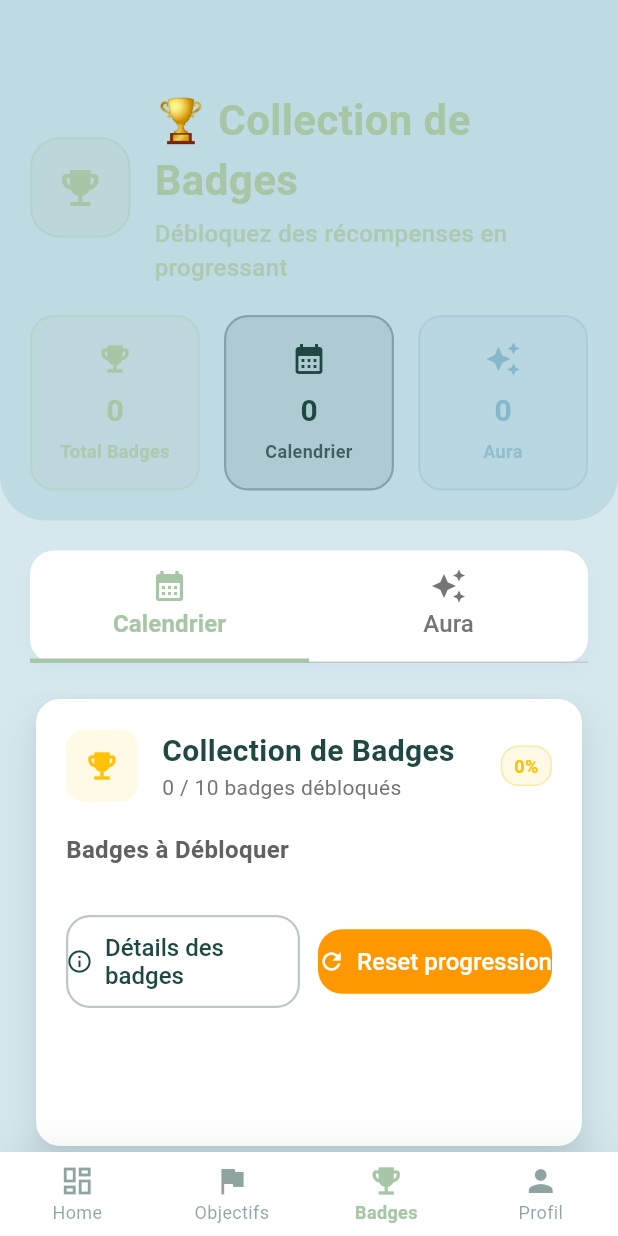
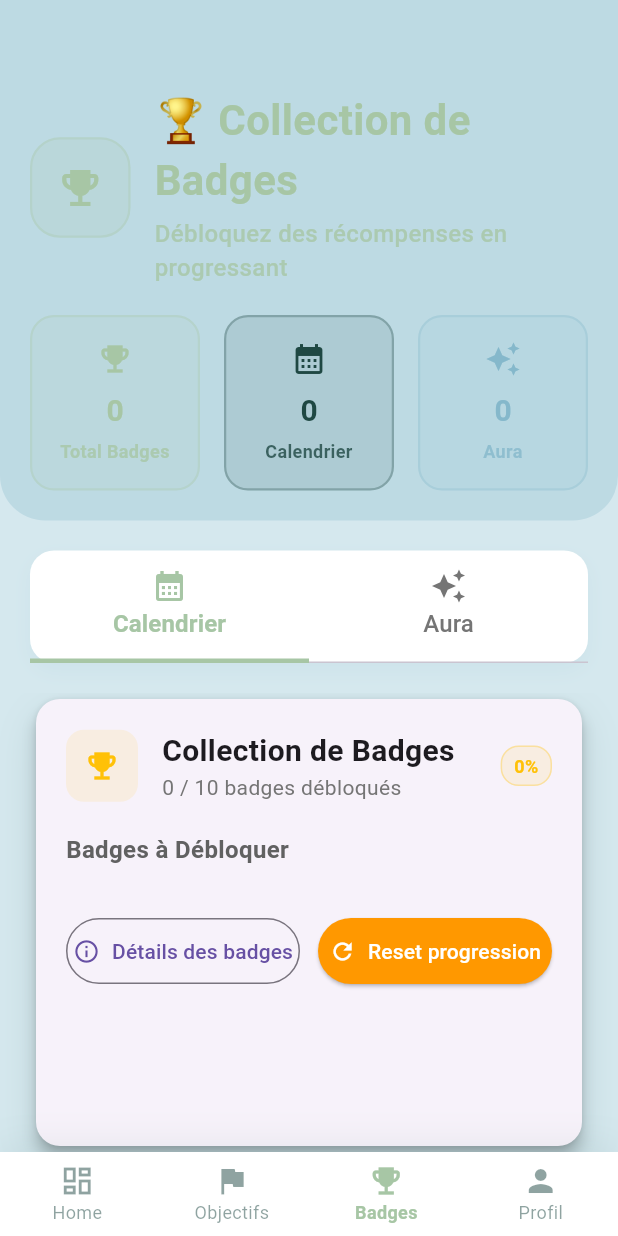
Before and after one commit to MOUSSBEKK/HabitoX, a Flutter app: the screen it shows after launch, item 3 of the bottom bar chosen, on a phone screen of 412 x 824 dp. Run offline on Flutter 3.47's test engine with Material 3 defaults, Android fonts, the phone set to English and light mode, and no system bars; our stand-ins replace shared_preferences; accounts and stored records are empty.

Commit message:
fix: remove useless theme color

```diff
--- a/lib/main.dart
+++ b/lib/main.dart
@@ -29,22 +29,22 @@ class HabitoXApp extends StatelessWidget {
 
           // Couleurs principales
           primaryColor: AppColors.primaryColor,
-          primarySwatch:
-              MaterialColor(AppColors.primaryColor.value, <int, Color>{
-                50: AppColors.primaryColor.withOpacity(0.1),
-                100: AppColors.primaryColor.withOpacity(0.2),
-                200: AppColors.primaryColor.withOpacity(0.3),
-                300: AppColors.primaryColor.withOpacity(0.4),
-                400: AppColors.primaryColor.withOpacity(0.5),
-                500: AppColors.primaryColor,
-                600: AppColors.primaryDark,
-                700: AppColors.primaryDark,
-                800: AppColors.primaryDark,
-                900: AppColors.primaryDark,
-              }),
+          // primarySwatch:
+          //     MaterialColor(AppColors.primaryColor.value, <int, Color>{
+          //       50: AppColors.primaryColor.withValues(alpha: 0.1),
+          //       100: AppColors.primaryColor.withValues(alpha: 0.2),
+          //       200: AppColors.primaryColor.withValues(alpha: 0.3),
+          //       300: AppColors.primaryColor.withValues(alpha: 0.4),
+          //       400: AppColors.primaryColor.withValues(alpha: 0.5),
+          //       500: AppColors.primaryColor,
+          //       600: AppColors.primaryDark,
+          //       700: AppColors.primaryDark,
+          //       800: AppColors.primaryDark,
+          //       900: AppColors.primaryDark,
+          //     }),
 
           // Couleurs de surface
-          scaffoldBackgroundColor: AppColors.lightColor.withOpacity(0.15),
+          scaffoldBackgroundColor: AppColors.lightColor.withValues(alpha: 0.15),
           cardColor: Colors.white,
 
           // AppBar
@@ -61,115 +61,114 @@ class HabitoXApp extends StatelessWidget {
           ),
 
           // Boutons
-          elevatedButtonTheme: ElevatedButtonThemeData(
-            style: ElevatedButton.styleFrom(
-              backgroundColor: AppColors.primaryColor,
-              foregroundColor: Colors.white,
-              elevation: 0,
-              shadowColor: AppColors.primaryColor.withOpacity(0.3),
-              shape: RoundedRectangleBorder(
-                borderRadius: BorderRadius.circular(16),
-              ),
-              padding: const EdgeInsets.symmetric(horizontal: 24, vertical: 16),
-              textStyle: const TextStyle(
-                fontSize: 16,
-                fontWeight: FontWeight.w500,
-              ),
-            ),
-          ),
+          // elevatedButtonTheme: ElevatedButtonThemeData(
+          //   style: ElevatedButton.styleFrom(
+          //     backgroundColor: AppColors.primaryColor,
+          //     foregroundColor: Colors.white,
+          //     elevation: 0,
+          //     shadowColor: AppColors.primaryColor.withValues(alpha: 0.3),
+          //     shape: RoundedRectangleBorder(
+          //       borderRadius: BorderRadius.circular(16),
+          //     ),
+          //     padding: const EdgeInsets.symmetric(horizontal: 24, vertical: 16),
+          //     textStyle: const TextStyle(
+          //       fontSize: 16,
+          //       fontWeight: FontWeight.w500,
+          //     ),
+          //   ),
+          // ),
 
-          outlinedButtonTheme: OutlinedButtonThemeData(
-            style: OutlinedButton.styleFrom(
-              foregroundColor: AppColors.darkColor,
-              side: BorderSide(
-                color: AppColors.darkColor.withOpacity(0.3),
-                width: 1.5,
-              ),
-              shape: RoundedRectangleBorder(
-                borderRadius: BorderRadius.circular(16),
-              ),
-              padding: const EdgeInsets.symmetric(horizontal: 24, vertical: 16),
-              textStyle: const TextStyle(
-                fontSize: 16,
-                fontWeight: FontWeight.w500,
-              ),
-            ),
-          ),
+          // outlinedButtonTheme: OutlinedButtonThemeData(
+          //   style: OutlinedButton.styleFrom(
+          //     foregroundColor: AppColors.darkColor,
+          //     side: BorderSide(
+          //       color: AppColors.darkColor.withValues(alpha: 0.3),
+          //       width: 1.5,
+          //     ),
+          //     shape: RoundedRectangleBorder(
+          //       borderRadius: BorderRadius.circular(16),
+          //     ),
+          //     padding: const EdgeInsets.symmetric(horizontal: 24, vertical: 16),
+          //     textStyle: const TextStyle(
+          //       fontSize: 16,
+          //       fontWeight: FontWeight.w500,
+          //     ),
+          //   ),
+          // ),
+          // textButtonTheme: TextButtonThemeData(
+          //   style: TextButton.styleFrom(
+          //     foregroundColor: AppColors.primaryColor,
+          //     shape: RoundedRectangleBorder(
+          //       borderRadius: BorderRadius.circular(12),
+          //     ),
+          //     padding: const EdgeInsets.symmetric(horizontal: 16, vertical: 12),
+          //     textStyle: const TextStyle(
+          //       fontSize: 16,
+          //       fontWeight: FontWeight.w500,
+          //     ),
+          //   ),
+          // ),
 
-          textButtonTheme: TextButtonThemeData(
-            style: TextButton.styleFrom(
-              foregroundColor: AppColors.primaryColor,
-              shape: RoundedRectangleBorder(
-                borderRadius: BorderRadius.circular(12),
-              ),
-              padding: const EdgeInsets.symmetric(horizontal: 16, vertical: 12),
-              textStyle: const TextStyle(
-                fontSize: 16,
-                fontWeight: FontWeight.w500,
-              ),
-            ),
-          ),
+          // // Cartes
+          // cardTheme: CardThemeData(
+          //   color: Colors.white,
+          //   elevation: 0,
+          //   shadowColor: AppColors.darkColor.withValues(alpha: 0.1),
+          //   shape: RoundedRectangleBorder(
+          //     borderRadius: BorderRadius.circular(20),
+          //     side: BorderSide(
+          //       color: AppColors.lightColor.withValues(alpha: 0.3),
+          //       width: 1,
+          //     ),
+          //   ),
+          // ),
 
-          // Cartes
-          cardTheme: CardThemeData(
-            color: Colors.white,
-            elevation: 0,
-            shadowColor: AppColors.darkColor.withOpacity(0.1),
-            shape: RoundedRectangleBorder(
-              borderRadius: BorderRadius.circular(20),
-              side: BorderSide(
-                color: AppColors.lightColor.withOpacity(0.3),
-                width: 1,
-              ),
-            ),
-          ),
-
-          // Input
-          inputDecorationTheme: InputDecorationTheme(
-            filled: true,
-            fillColor: AppColors.lightColor.withOpacity(0.2),
-            border: OutlineInputBorder(
-              borderRadius: BorderRadius.circular(16),
-              borderSide: BorderSide(
-                color: AppColors.lightColor.withOpacity(0.5),
-              ),
-            ),
-            enabledBorder: OutlineInputBorder(
-              borderRadius: BorderRadius.circular(16),
-              borderSide: BorderSide(
-                color: AppColors.lightColor.withOpacity(0.5),
-              ),
-            ),
-            focusedBorder: OutlineInputBorder(
-              borderRadius: BorderRadius.circular(16),
-              borderSide: BorderSide(color: AppColors.primaryColor, width: 2),
-            ),
-            labelStyle: TextStyle(color: AppColors.darkColor.withOpacity(0.7)),
-            hintStyle: TextStyle(color: AppColors.darkColor.withOpacity(0.5)),
-          ),
+          // // Input
+          // inputDecorationTheme: InputDecorationTheme(
+          //   filled: true,
+          //   fillColor: AppColors.lightColor.withValues(alpha: 0.2),
+          //   border: OutlineInputBorder(
+          //     borderRadius: BorderRadius.circular(16),
+          //     borderSide: BorderSide(
+          //       color: AppColors.lightColor.withValues(alpha: 0.5),
+          //     ),
+          //   ),
+          //   enabledBorder: OutlineInputBorder(
+          //     borderRadius: BorderRadius.circular(16),
+          //     borderSide: BorderSide(
+          //       color: AppColors.lightColor.withValues(alpha: 0.5),
+          //     ),
+          //   ),
+          //   focusedBorder: OutlineInputBorder(
+          //     borderRadius: BorderRadius.circular(16),
+          //     borderSide: BorderSide(color: AppColors.primaryColor, width: 2),
+          //   ),
+          //   labelStyle: TextStyle(color: AppColors.darkColor.withValues(alpha: 0.7)),
+          //   hintStyle: TextStyle(color: AppColors.darkColor.withValues(alpha: 0.5)),
+          // ),
 
           // Textes
-          textTheme: const TextTheme(
-            displayLarge: TextStyle(color: AppColors.darkColor),
-            displayMedium: TextStyle(color: AppColors.darkColor),
-            displaySmall: TextStyle(color: AppColors.darkColor),
-            headlineLarge: TextStyle(color: AppColors.darkColor),
-            headlineMedium: TextStyle(color: AppColors.darkColor),
-            headlineSmall: TextStyle(color: AppColors.darkColor),
-            titleLarge: TextStyle(color: AppColors.darkColor),
-            titleMedium: TextStyle(color: AppColors.darkColor),
-            titleSmall: TextStyle(color: AppColors.darkColor),
-            bodyLarge: TextStyle(color: AppColors.darkColor),
-            bodyMedium: TextStyle(color: AppColors.darkColor),
-            bodySmall: TextStyle(color: AppColors.darkColor),
-            labelLarge: TextStyle(color: AppColors.darkColor),
-            labelMedium: TextStyle(color: AppColors.darkColor),
-            labelSmall: TextStyle(color: AppColors.darkColor),
-          ),
+          // textTheme: const TextTheme(
+          //   displayLarge: TextStyle(color: AppColors.darkColor),
+          //   displayMedium: TextStyle(color: AppColors.darkColor),
+          //   displaySmall: TextStyle(color: AppColors.darkColor),
+          //   headlineLarge: TextStyle(color: AppColors.darkColor),
+          //   headlineMedium: TextStyle(color: AppColors.darkColor),
+          //   headlineSmall: TextStyle(color: AppColors.darkColor),
+          //   titleLarge: TextStyle(color: AppColors.darkColor),
+          //   titleMedium: TextStyle(color: AppColors.darkColor),
+          //   titleSmall: TextStyle(color: AppColors.darkColor),
+          //   bodyLarge: TextStyle(color: AppColors.darkColor),
+          //   bodyMedium: TextStyle(color: AppColors.darkColor),
+          //   bodySmall: TextStyle(color: AppColors.darkColor),
+          //   labelLarge: TextStyle(color: AppColors.darkColor),
+          //   labelMedium: TextStyle(color: AppColors.darkColor),
+          //   labelSmall: TextStyle(color: AppColors.darkColor),
+          // ),
 
           // Divider
           dividerTheme: DividerThemeData(
-            color: AppColors.lightColor.withOpacity(0.5),
+            color: AppColors.lightColor.withValues(alpha: 0.5),
             thickness: 1,
           ),
 
```
